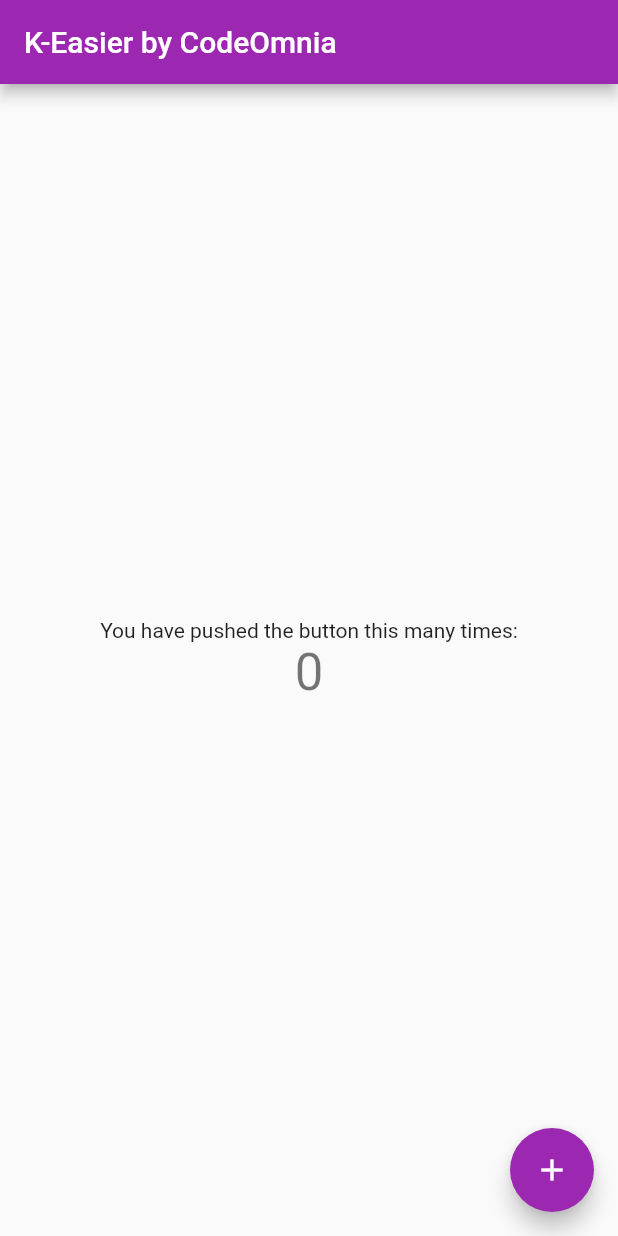
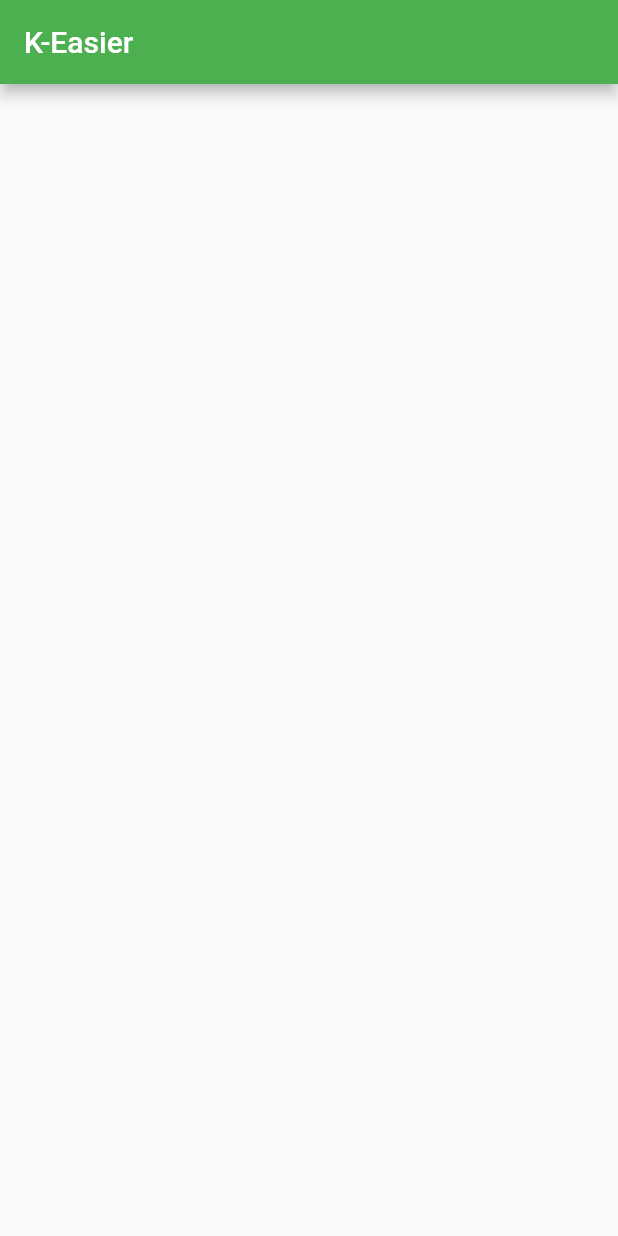
Before and after one commit to iceru/k_easier, a Flutter app: the screen it shows after launch, on a phone screen of 412 x 824 dp. Run offline on Flutter 3.47's test engine with Material 2 defaults, Android fonts, the phone set to English and light mode, and no system bars.

Commit message:
add homepage base

```diff
--- /dev/null
+++ b/lib/home.dart
@@ -0,0 +1,12 @@
+import 'package:flutter/material.dart';
+
+class HomePage extends StatelessWidget {
+  @override
+  Widget build(BuildContext context) {
+    return Scaffold(
+      appBar: AppBar(
+        title: Text('K-Easier'),
+      ),
+    );
+  }
+}
--- a/lib/main.dart
+++ b/lib/main.dart
@@ -1,4 +1,5 @@
 import 'package:flutter/material.dart';
+import 'package:k_easier/home.dart';
 
 void main() {
   runApp(MyApp());
@@ -9,7 +10,7 @@ class MyApp extends StatelessWidget {
   @override
   Widget build(BuildContext context) {
     return MaterialApp(
-      title: 'Flutter Demo',
+      title: 'K-Easier',
       theme: ThemeData(
         // This is the theme of your application.
         //
@@ -20,13 +21,14 @@ class MyApp extends StatelessWidget {
         // or simply save your changes to "hot reload" in a Flutter IDE).
         // Notice that the counter didn't reset back to zero; the application
         // is not restarted.
-        primarySwatch: Colors.purple,
+        primarySwatch: Colors.green,
         // This makes the visual density adapt to the platform that you run
         // the app on. For desktop platforms, the controls will be smaller and
         // closer together (more dense) than on mobile platforms.
         visualDensity: VisualDensity.adaptivePlatformDensity,
       ),
-      home: MyHomePage(title: 'K-Easier by CodeOmnia'),
+      // home: MyHomePage(title: 'K-Easier by CodeOmnia'),
+      home: HomePage(),
     );
   }
 }
```
